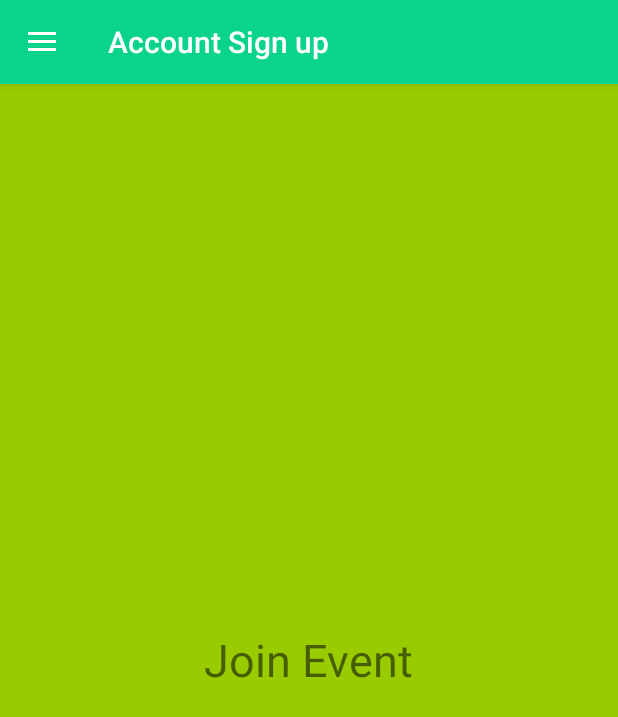
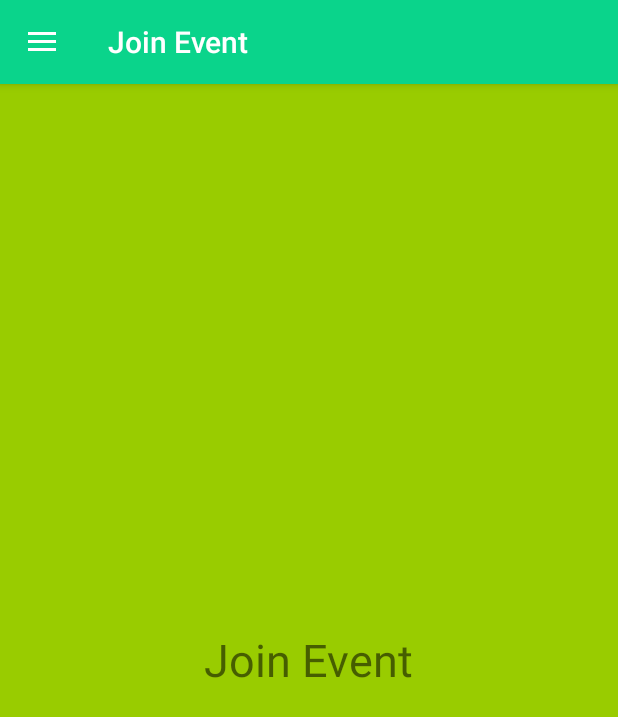
Before and after one commit to cha-boy-nate/Tenda, an Android app: the fragment AboutFragment placed in its activity, in the side drawer, after a tap on "Join Event", on a phone screen of 412 x 824 dp. Shown: the top 717 px of the screen. Run offline under Robolectric (Android 15) with nearby library versions, the phone set to English and light mode, and no system bars.

Commit message:
nav bar page title changes

```diff
--- a/TendaAndroid/app/src/main/java/com/example/tendatesting/AboutFragment.java
+++ b/TendaAndroid/app/src/main/java/com/example/tendatesting/AboutFragment.java
@@ -12,6 +12,7 @@ public class AboutFragment extends Fragment {
     @Nullable
     @Override
     public View onCreateView(LayoutInflater inflater, @Nullable ViewGroup container, @Nullable Bundle savedInstanceState){
+        getActivity().setTitle("About Us");
         return inflater.inflate(R.layout.fragment_info, container, false);
     }
 }
--- a/TendaAndroid/app/src/main/java/com/example/tendatesting/AccountFragment.java
+++ b/TendaAndroid/app/src/main/java/com/example/tendatesting/AccountFragment.java
@@ -12,6 +12,7 @@ public class AccountFragment extends Fragment {
     @Nullable
     @Override
     public View onCreateView(LayoutInflater inflater, @Nullable ViewGroup container, @Nullable Bundle savedInstanceState){
+        getActivity().setTitle("Account Information");
         return inflater.inflate(R.layout.fragment_account, container, false);
     }
 }
--- a/TendaAndroid/app/src/main/java/com/example/tendatesting/EventFragment.java
+++ b/TendaAndroid/app/src/main/java/com/example/tendatesting/EventFragment.java
@@ -12,6 +12,7 @@ public class EventFragment extends Fragment {
     @Nullable
     @Override
     public View onCreateView(LayoutInflater inflater, @Nullable ViewGroup container, @Nullable Bundle savedInstanceState){
+        getActivity().setTitle("Manage Event");
         return inflater.inflate(R.layout.fragment_event, container, false);
     }
 }
--- a/TendaAndroid/app/src/main/java/com/example/tendatesting/EventJoinFragment.java
+++ b/TendaAndroid/app/src/main/java/com/example/tendatesting/EventJoinFragment.java
@@ -12,6 +12,7 @@ public class EventJoinFragment extends Fragment {
     @Nullable
     @Override
     public View onCreateView(LayoutInflater inflater, @Nullable ViewGroup container, @Nullable Bundle savedInstanceState){
+        getActivity().setTitle("Join Event");
         return inflater.inflate(R.layout.fragment_event_join, container, false);
     }
 }
--- a/TendaAndroid/app/src/main/java/com/example/tendatesting/ReportFragment.java
+++ b/TendaAndroid/app/src/main/java/com/example/tendatesting/ReportFragment.java
@@ -12,6 +12,7 @@ public class ReportFragment extends Fragment {
     @Nullable
     @Override
     public View onCreateView(LayoutInflater inflater, @Nullable ViewGroup container, @Nullable Bundle savedInstanceState){
+        getActivity().setTitle("Report");
         return inflater.inflate(R.layout.fragment_report, container, false);
     }
 }
```
